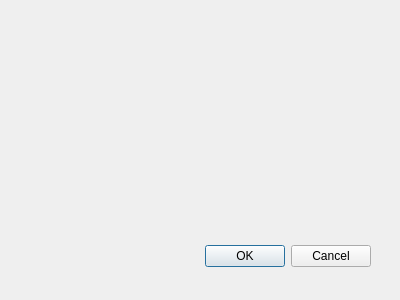
Above: src/dontpanik/kpart/core/ui/keditactiondialog.ui from frankHa/dontpanic before the change. Below: the same form after it.
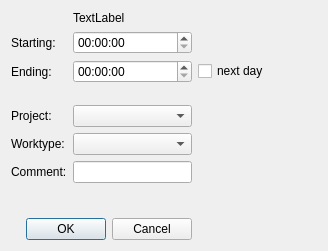
That is the form after the change. Custom widgets are drawn as their Qt base class.

Commit message: -added layout for KEditActionDialog

Diff of the .ui file:
```diff
--- a/src/dontpanik/kpart/core/ui/keditactiondialog.ui
+++ b/src/dontpanik/kpart/core/ui/keditactiondialog.ui
@@ -6,30 +6,207 @@
    <rect>
     <x>0</x>
     <y>0</y>
-    <width>400</width>
-    <height>300</height>
+    <width>328</width>
+    <height>251</height>
    </rect>
   </property>
   <property name="windowTitle">
    <string>Dialog</string>
   </property>
-  <widget class="QDialogButtonBox" name="buttonBox">
-   <property name="geometry">
-    <rect>
-     <x>30</x>
-     <y>240</y>
-     <width>341</width>
-     <height>32</height>
-    </rect>
-   </property>
-   <property name="orientation">
-    <enum>Qt::Horizontal</enum>
-   </property>
-   <property name="standardButtons">
-    <set>QDialogButtonBox::Cancel|QDialogButtonBox::Ok</set>
-   </property>
-  </widget>
+  <layout class="QGridLayout" name="gridLayout">
+   <item row="0" column="1" colspan="2">
+    <widget class="QLabel" name="date">
+     <property name="sizePolicy">
+      <sizepolicy hsizetype="Preferred" vsizetype="Preferred">
+       <horstretch>1</horstretch>
+       <verstretch>0</verstretch>
+      </sizepolicy>
+     </property>
+     <property name="text">
+      <string>TextLabel</string>
+     </property>
+    </widget>
+   </item>
+   <item row="1" column="0">
+    <widget class="QLabel" name="label">
+     <property name="text">
+      <string>Starting:</string>
+     </property>
+    </widget>
+   </item>
+   <item row="1" column="1">
+    <widget class="QTimeEdit" name="starting"/>
+   </item>
+   <item row="1" column="2">
+    <spacer name="horizontalSpacer">
+     <property name="orientation">
+      <enum>Qt::Horizontal</enum>
+     </property>
+     <property name="sizeHint" stdset="0">
+      <size>
+       <width>93</width>
+       <height>20</height>
+      </size>
+     </property>
+    </spacer>
+   </item>
+   <item row="2" column="0">
+    <widget class="QLabel" name="label_4">
+     <property name="text">
+      <string>Ending:</string>
+     </property>
+    </widget>
+   </item>
+   <item row="2" column="1">
+    <widget class="QTimeEdit" name="ending"/>
+   </item>
+   <item row="2" column="2">
+    <widget class="QCheckBox" name="next_day">
+     <property name="text">
+      <string>next day</string>
+     </property>
+    </widget>
+   </item>
+   <item row="3" column="1">
+    <spacer name="verticalSpacer">
+     <property name="orientation">
+      <enum>Qt::Vertical</enum>
+     </property>
+     <property name="sizeType">
+      <enum>QSizePolicy::Fixed</enum>
+     </property>
+     <property name="sizeHint" stdset="0">
+      <size>
+       <width>20</width>
+       <height>16</height>
+      </size>
+     </property>
+    </spacer>
+   </item>
+   <item row="4" column="0">
+    <widget class="QLabel" name="label_2">
+     <property name="text">
+      <string>Project:</string>
+     </property>
+    </widget>
+   </item>
+   <item row="4" column="1">
+    <widget class="dp::core::detail::KProjectsComboBox" name="projects">
+     <property name="sizePolicy">
+      <sizepolicy hsizetype="Expanding" vsizetype="Fixed">
+       <horstretch>0</horstretch>
+       <verstretch>0</verstretch>
+      </sizepolicy>
+     </property>
+    </widget>
+   </item>
+   <item row="4" column="2">
+    <spacer name="horizontalSpacer_2">
+     <property name="orientation">
+      <enum>Qt::Horizontal</enum>
+     </property>
+     <property name="sizeHint" stdset="0">
+      <size>
+       <width>93</width>
+       <height>20</height>
+      </size>
+     </property>
+    </spacer>
+   </item>
+   <item row="5" column="0">
+    <widget class="QLabel" name="label_3">
+     <property name="text">
+      <string>Worktype:</string>
+     </property>
+    </widget>
+   </item>
+   <item row="5" column="1">
+    <widget class="dp::core::detail::KTasksComboBox" name="worktype">
+     <property name="sizePolicy">
+      <sizepolicy hsizetype="Expanding" vsizetype="Fixed">
+       <horstretch>0</horstretch>
+       <verstretch>0</verstretch>
+      </sizepolicy>
+     </property>
+    </widget>
+   </item>
+   <item row="5" column="2">
+    <spacer name="horizontalSpacer_3">
+     <property name="orientation">
+      <enum>Qt::Horizontal</enum>
+     </property>
+     <property name="sizeHint" stdset="0">
+      <size>
+       <width>93</width>
+       <height>20</height>
+      </size>
+     </property>
+    </spacer>
+   </item>
+   <item row="6" column="0">
+    <widget class="QLabel" name="label_5">
+     <property name="text">
+      <string>Comment:</string>
+     </property>
+    </widget>
+   </item>
+   <item row="6" column="1">
+    <widget class="QLineEdit" name="comment">
+     <property name="text">
+      <string/>
+     </property>
+    </widget>
+   </item>
+   <item row="6" column="2">
+    <spacer name="horizontalSpacer_4">
+     <property name="orientation">
+      <enum>Qt::Horizontal</enum>
+     </property>
+     <property name="sizeHint" stdset="0">
+      <size>
+       <width>93</width>
+       <height>20</height>
+      </size>
+     </property>
+    </spacer>
+   </item>
+   <item row="7" column="1">
+    <spacer name="verticalSpacer_2">
+     <property name="orientation">
+      <enum>Qt::Vertical</enum>
+     </property>
+     <property name="sizeHint" stdset="0">
+      <size>
+       <width>20</width>
+       <height>0</height>
+      </size>
+     </property>
+    </spacer>
+   </item>
+   <item row="8" column="0" colspan="2">
+    <widget class="QDialogButtonBox" name="buttonBox">
+     <property name="orientation">
+      <enum>Qt::Horizontal</enum>
+     </property>
+     <property name="standardButtons">
+      <set>QDialogButtonBox::Cancel|QDialogButtonBox::Ok</set>
+     </property>
+    </widget>
+   </item>
+  </layout>
  </widget>
+ <customwidgets>
+  <customwidget>
+   <class>dp::core::detail::KProjectsComboBox</class>
+   <extends>QComboBox</extends>
+   <header>kprojectscombobox.h</header>
+  </customwidget>
+  <customwidget>
+   <class>dp::core::detail::KTasksComboBox</class>
+   <extends>QComboBox</extends>
+   <header>ktaskscombobox.h</header>
+  </customwidget>
+ </customwidgets>
  <resources/>
  <connections>
   <connection>
```
Left out of the diff: 2 changed lines with no effect on the pictures. The commit also changes 9 other files.
